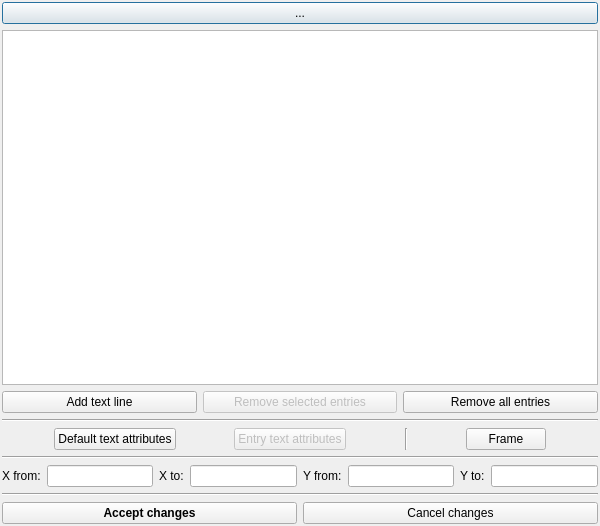
andrmor/ANTS2, file src/gui/GraphWindowTools/alegenddialog.ui: the form before one commit.
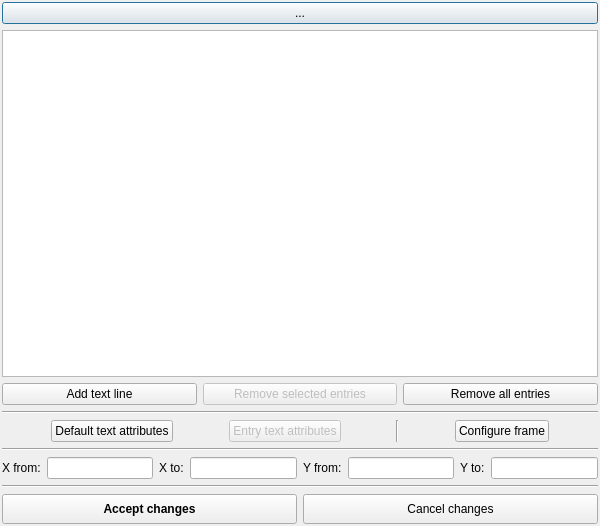
The form after the commit.

The edit to the form file:
```diff
--- a/src/gui/GraphWindowTools/alegenddialog.ui
+++ b/src/gui/GraphWindowTools/alegenddialog.ui
@@ -192,7 +192,7 @@
        <item>
         <widget class="QPushButton" name="pbConfigureFrame">
          <property name="text">
-          <string>Frame</string>
+          <string>Configure frame</string>
          </property>
         </widget>
        </item>
@@ -276,6 +276,12 @@
       <layout class="QHBoxLayout" name="horizontalLayout_2">
        <item>
         <widget class="QPushButton" name="pbAccept">
+         <property name="minimumSize">
+          <size>
+           <width>0</width>
+           <height>30</height>
+          </size>
+         </property>
          <property name="font">
           <font>
            <weight>75</weight>
@@ -289,6 +295,12 @@
        </item>
        <item>
         <widget class="QPushButton" name="pbCancel">
+         <property name="minimumSize">
+          <size>
+           <width>0</width>
+           <height>30</height>
+          </size>
+         </property>
          <property name="text">
           <string>Cancel changes</string>
          </property>
```
